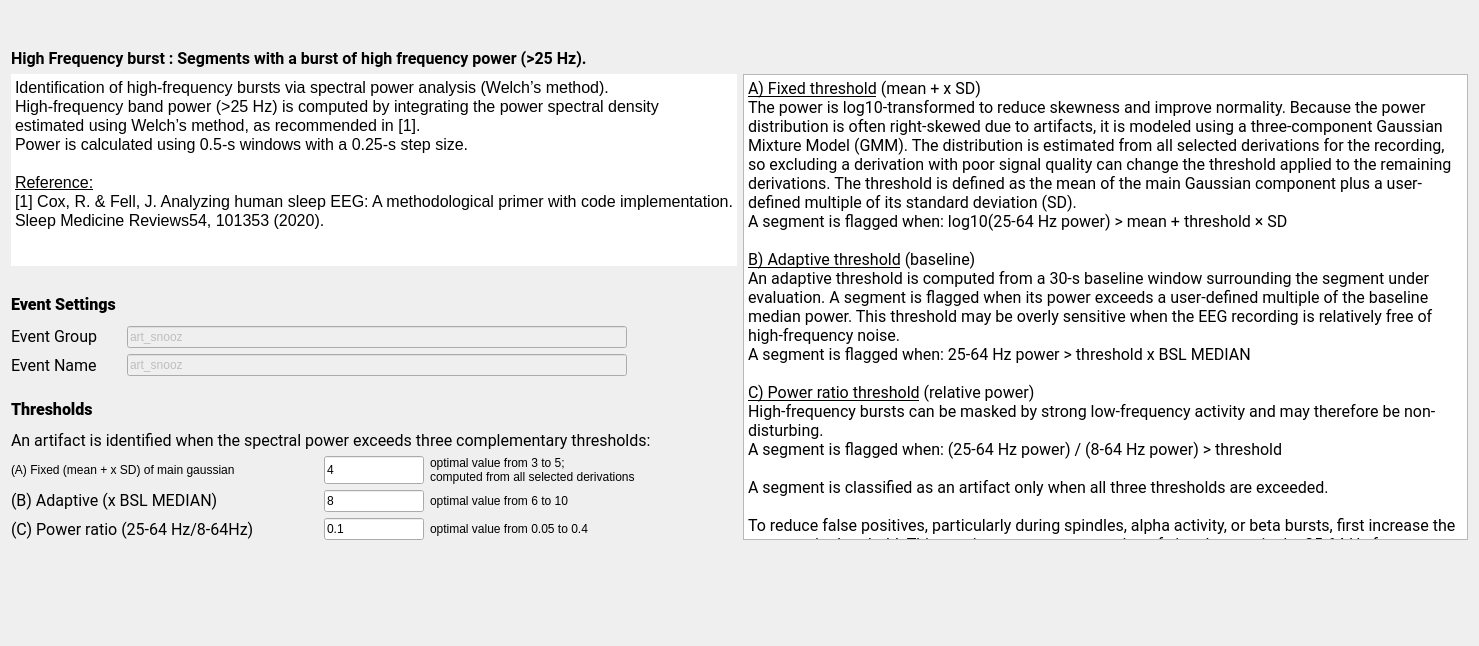
Before: the Qt Designer form tools/CEAMSTools/DetectArtifacts/HighFreqBurstStep/Ui_HighFreqBurstStep.ui in SnoozToolbox/snooz-package-ceams, drawn with Qt 5.
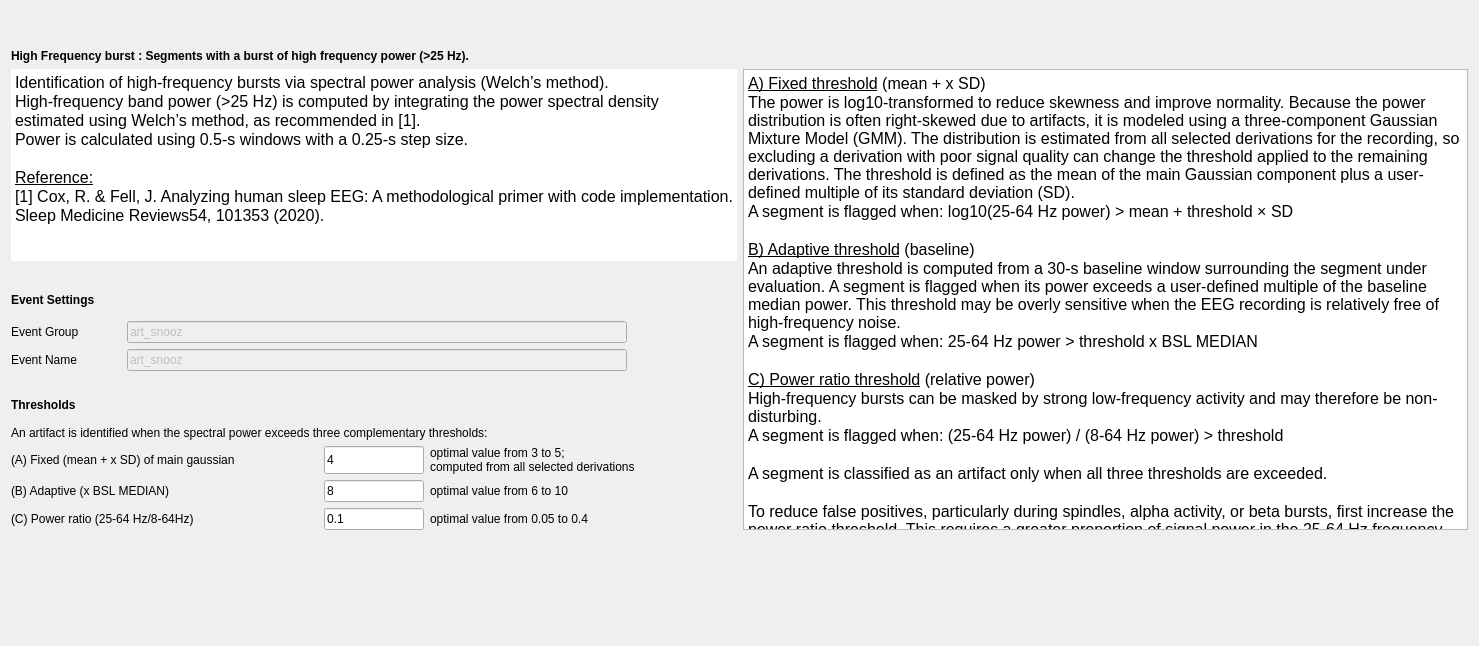
After: the same form once the commit is applied.

Commit message: Font step 4: forms without fonts of their own, look kept

```diff
--- a/tools/CEAMSTools/DetectArtifacts/HighFreqBurstStep/Ui_HighFreqBurstStep.ui
+++ b/tools/CEAMSTools/DetectArtifacts/HighFreqBurstStep/Ui_HighFreqBurstStep.ui
@@ -13,9 +13,6 @@
   <property name="windowTitle">
    <string>Form</string>
   </property>
-  <property name="styleSheet">
-   <string notr="true">font: 12pt &quot;Roboto&quot;;</string>
-  </property>
   <layout class="QVBoxLayout" name="verticalLayout_2">
    <item>
     <widget class="QWidget" name="widget" native="true">
@@ -49,8 +46,6 @@
      </property>
      <property name="font">
       <font>
-       <family>Roboto</family>
-       <pointsize>12</pointsize>
        <italic>false</italic>
        <bold>false</bold>
       </font>
@@ -91,7 +86,7 @@
 hr { height: 1px; border-width: 0; }
 li.unchecked::marker { content: &quot;\2610&quot;; }
 li.checked::marker { content: &quot;\2612&quot;; }
-&lt;/style&gt;&lt;/head&gt;&lt;body style=&quot; font-family:'Roboto'; font-size:12pt; font-weight:400; font-style:normal;&quot;&gt;
+&lt;/style&gt;&lt;/head&gt;&lt;body style=&quot; font-size:12pt; font-weight:400; font-style:normal;&quot;&gt;
 &lt;p style=&quot; margin-top:0px; margin-bottom:0px; margin-left:0px; margin-right:0px; -qt-block-indent:0; text-indent:0px;&quot;&gt;Identification of high-frequency bursts via spectral power analysis (Welch’s method).&lt;/p&gt;
 &lt;p style=&quot; margin-top:0px; margin-bottom:0px; margin-left:0px; margin-right:0px; -qt-block-indent:0; text-indent:0px;&quot;&gt;High-frequency band power (&amp;gt;25 Hz) is computed by integrating the power spectral density&lt;/p&gt;
 &lt;p style=&quot; margin-top:0px; margin-bottom:0px; margin-left:0px; margin-right:0px; -qt-block-indent:0; text-indent:0px;&quot;&gt;estimated using Welch’s method, as recommended in [1].&lt;/p&gt;
@@ -141,8 +136,6 @@
          </property>
          <property name="font">
           <font>
-           <family>Roboto</family>
-           <pointsize>12</pointsize>
            <italic>false</italic>
            <bold>false</bold>
           </font>
@@ -191,8 +184,6 @@
              </property>
              <property name="font">
               <font>
-               <family>Roboto</family>
-               <pointsize>12</pointsize>
                <italic>false</italic>
                <bold>false</bold>
               </font>
@@ -227,8 +218,6 @@
              </property>
              <property name="font">
               <font>
-               <family>Roboto</family>
-               <pointsize>12</pointsize>
                <italic>false</italic>
                <bold>false</bold>
               </font>
@@ -345,8 +334,6 @@
          </property>
          <property name="font">
           <font>
-           <family>Roboto</family>
-           <pointsize>12</pointsize>
            <italic>false</italic>
            <bold>false</bold>
           </font>
@@ -366,8 +353,6 @@
          </property>
          <property name="font">
           <font>
-           <family>Roboto</family>
-           <pointsize>12</pointsize>
            <italic>false</italic>
            <bold>false</bold>
           </font>
@@ -470,8 +455,6 @@
            </property>
            <property name="font">
             <font>
-             <family>Roboto</family>
-             <pointsize>12</pointsize>
              <italic>false</italic>
              <bold>false</bold>
             </font>
@@ -561,8 +544,6 @@
            </property>
            <property name="font">
             <font>
-             <family>Roboto</family>
-             <pointsize>12</pointsize>
              <italic>false</italic>
              <bold>false</bold>
             </font>
@@ -602,8 +583,6 @@
       <widget class="QTextEdit" name="textEdit">
        <property name="font">
         <font>
-         <family>Roboto</family>
-         <pointsize>12</pointsize>
          <italic>false</italic>
          <bold>false</bold>
         </font>
@@ -636,7 +615,7 @@
 hr { height: 1px; border-width: 0; }
 li.unchecked::marker { content: &quot;\2610&quot;; }
 li.checked::marker { content: &quot;\2612&quot;; }
-&lt;/style&gt;&lt;/head&gt;&lt;body style=&quot; font-family:'Roboto'; font-size:12pt; font-weight:400; font-style:normal;&quot;&gt;
+&lt;/style&gt;&lt;/head&gt;&lt;body style=&quot; font-size:12pt; font-weight:400; font-style:normal;&quot;&gt;
 &lt;p style=&quot; margin-top:0px; margin-bottom:0px; margin-left:0px; margin-right:0px; -qt-block-indent:0; text-indent:0px;&quot;&gt;&lt;span style=&quot; text-decoration: underline;&quot;&gt;A) Fixed threshold&lt;/span&gt;&lt;span style=&quot; color:#000000;&quot;&gt; (mean + x SD)&lt;/span&gt;&lt;/p&gt;
 &lt;p style=&quot; margin-top:0px; margin-bottom:0px; margin-left:0px; margin-right:0px; -qt-block-indent:0; text-indent:0px;&quot;&gt;The power is log10-transformed to reduce skewness and improve normality. Because the power distribution is often right-skewed due to artifacts, it is modeled using a three-component Gaussian Mixture Model (GMM). The distribution is estimated from all selected derivations for the recording, so excluding a derivation with poor signal quality can change the threshold applied to the remaining derivations. The threshold is defined as the mean of the main Gaussian component plus a user-defined multiple of its standard deviation (SD).&lt;/p&gt;
 &lt;p style=&quot; margin-top:0px; margin-bottom:0px; margin-left:0px; margin-right:0px; -qt-block-indent:0; text-indent:0px;&quot;&gt;A segment is flagged when: log10(25-64 Hz power) &amp;gt; mean + threshold × SD&lt;/p&gt;
```
The commit also changes 427 other files.
